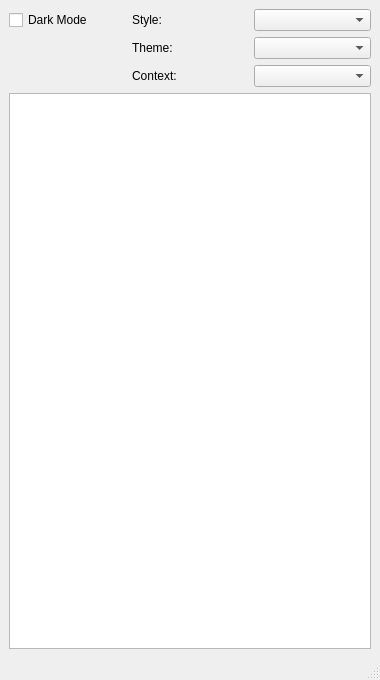
pedrolcl/icon-theme-viewer, file mainwindow.ui: the form before one commit.
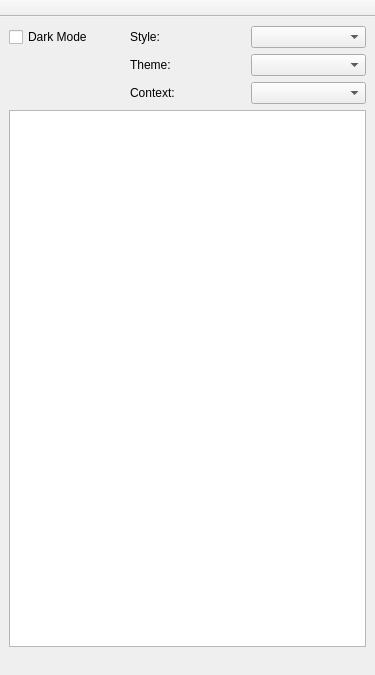
The form after the commit.

Diff of the .ui file:
```diff
--- a/mainwindow.ui
+++ b/mainwindow.ui
@@ -6,14 +6,14 @@
    <rect>
     <x>0</x>
     <y>0</y>
-    <width>380</width>
-    <height>680</height>
+    <width>375</width>
+    <height>675</height>
    </rect>
   </property>
   <property name="minimumSize">
    <size>
-    <width>360</width>
-    <height>680</height>
+    <width>375</width>
+    <height>675</height>
    </size>
   </property>
   <property name="windowTitle">
@@ -88,17 +88,31 @@
     </item>
    </layout>
   </widget>
-  <widget class="QMenuBar" name="menubar">
-   <property name="geometry">
-    <rect>
-     <x>0</x>
-     <y>0</y>
-     <width>380</width>
-     <height>23</height>
-    </rect>
+  <widget class="QStatusBar" name="statusbar">
+   <property name="sizeGripEnabled">
+    <bool>false</bool>
    </property>
   </widget>
-  <widget class="QStatusBar" name="statusbar"/>
+  <widget class="QToolBar" name="toolBar">
+   <property name="windowTitle">
+    <string>toolBar</string>
+   </property>
+   <property name="movable">
+    <bool>false</bool>
+   </property>
+   <property name="allowedAreas">
+    <set>Qt::TopToolBarArea</set>
+   </property>
+   <property name="floatable">
+    <bool>false</bool>
+   </property>
+   <attribute name="toolBarArea">
+    <enum>TopToolBarArea</enum>
+   </attribute>
+   <attribute name="toolBarBreak">
+    <bool>false</bool>
+   </attribute>
+  </widget>
  </widget>
  <resources/>
  <connections/>
```
Left out of the diff: 4 changed lines with no effect on the pictures.
